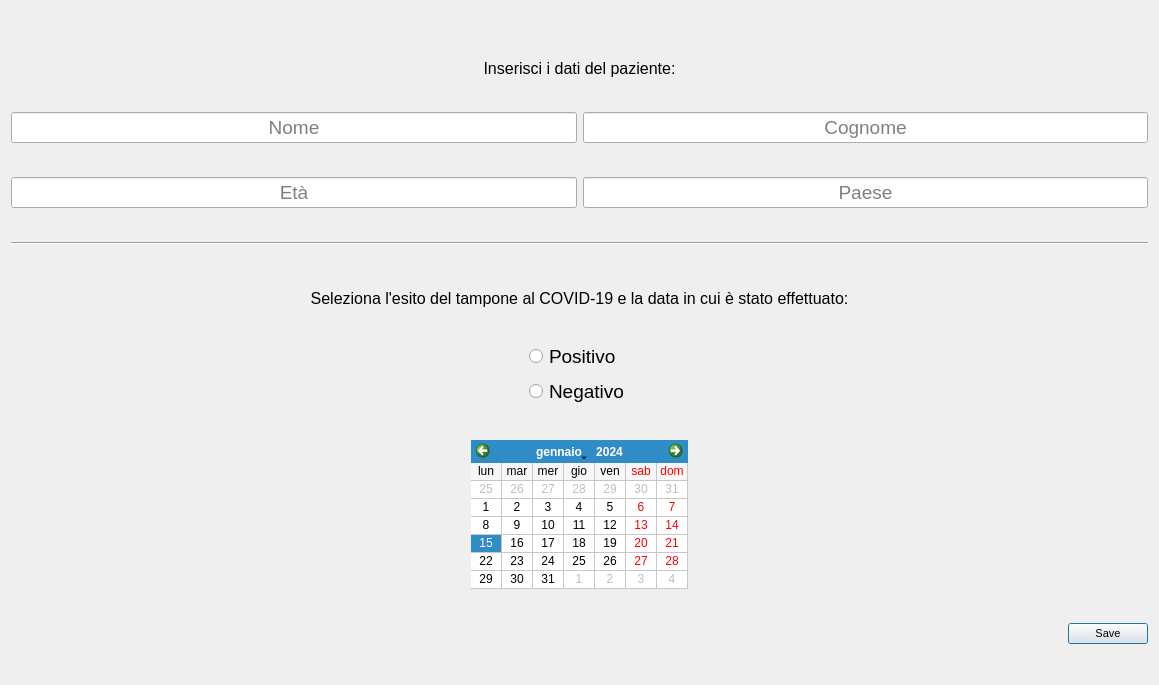
This is c++/client/menu_project/inserisci.ui in alessan10/c19-1 as Qt 5 draws it before an edit. The edited form follows.
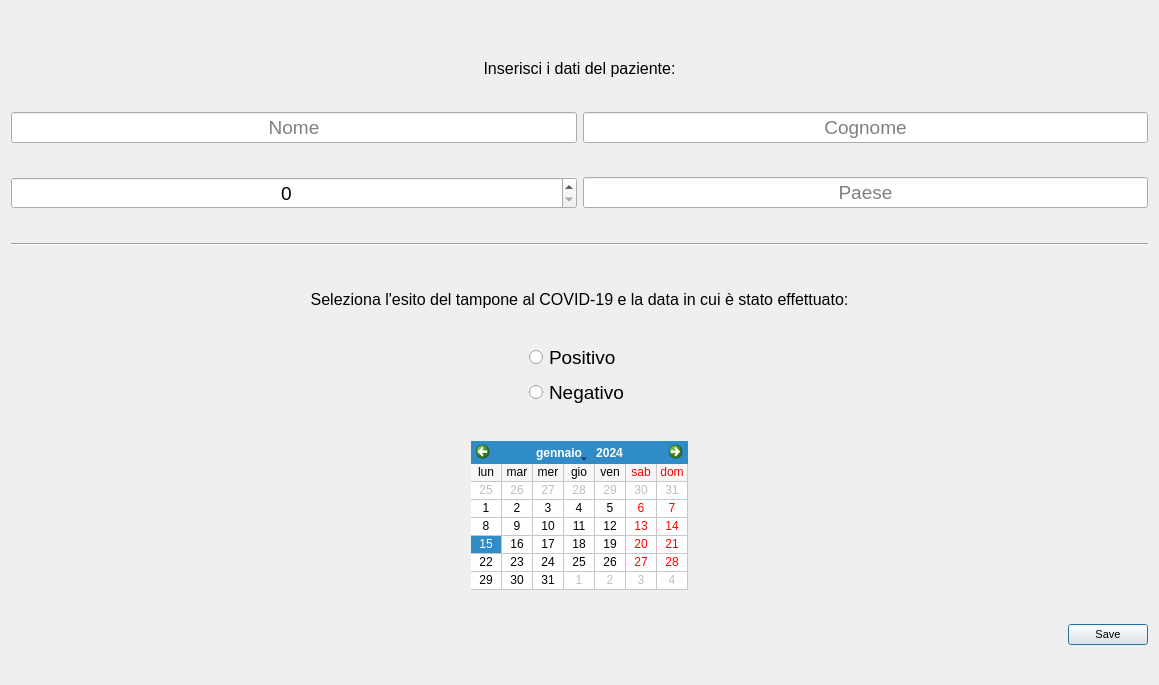
This is the edited form.

```diff
--- a/c++/client/menu_project/inserisci.ui
+++ b/c++/client/menu_project/inserisci.ui
@@ -106,7 +106,13 @@
    <item>
     <layout class="QHBoxLayout" name="horizontalLayout_2">
      <item>
-      <widget class="QLineEdit" name="eta">
+      <widget class="QSpinBox" name="eta">
+       <property name="sizePolicy">
+        <sizepolicy hsizetype="Expanding" vsizetype="Fixed">
+         <horstretch>0</horstretch>
+         <verstretch>0</verstretch>
+        </sizepolicy>
+       </property>
        <property name="font">
         <font>
          <pointsize>14</pointsize>
@@ -118,9 +124,6 @@
        <property name="alignment">
         <set>Qt::AlignCenter</set>
        </property>
-       <property name="placeholderText">
-        <string>Età</string>
-       </property>
       </widget>
      </item>
      <item>
```
Left out of the diff: 3 changed lines with no effect on the pictures.
